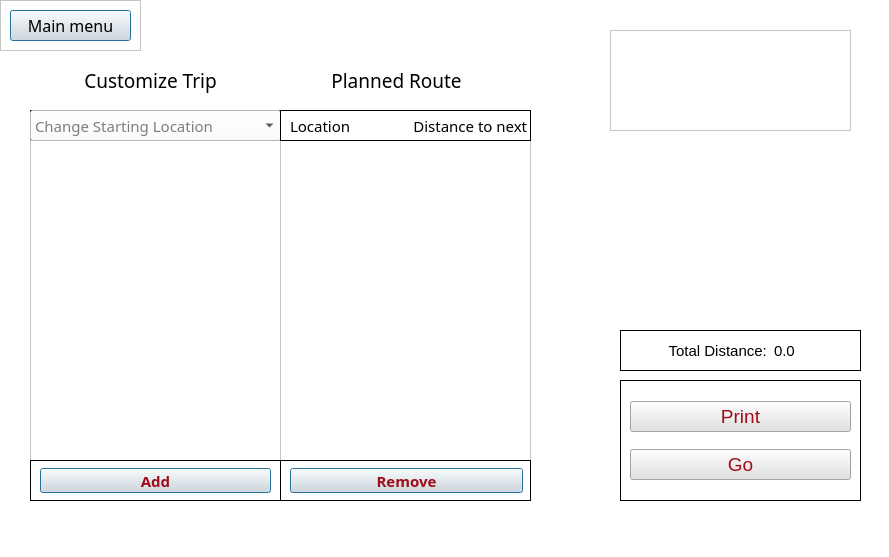
Before: the Qt Designer form customtrip.ui in DannyCamacho/SaddlebackEats, drawn with Qt 5.
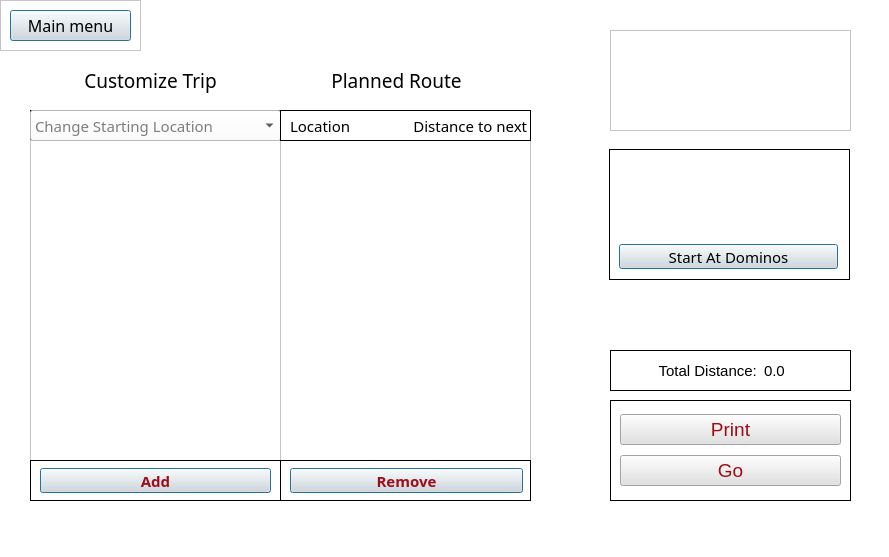
After: the same form once the commit is applied. Icons and pictures are not drawn.

Commit message: start at dominos button moved to customtrip.ui, shoppingcart.ui changes

What changed in the file:
```diff
--- a/customtrip.ui
+++ b/customtrip.ui
@@ -21,8 +21,8 @@
    <widget class="QFrame" name="frame_5">
     <property name="geometry">
      <rect>
-      <x>620</x>
-      <y>330</y>
+      <x>610</x>
+      <y>350</y>
       <width>241</width>
       <height>41</height>
      </rect>
@@ -727,10 +727,10 @@
    <widget class="QFrame" name="frame_4">
     <property name="geometry">
      <rect>
-      <x>620</x>
-      <y>380</y>
+      <x>610</x>
+      <y>400</y>
       <width>241</width>
-      <height>121</height>
+      <height>101</height>
      </rect>
     </property>
     <property name="font">
@@ -952,6 +952,112 @@
      </property>
     </widget>
    </widget>
+   <widget class="QFrame" name="frame_6">
+    <property name="geometry">
+     <rect>
+      <x>609</x>
+      <y>149</y>
+      <width>241</width>
+      <height>131</height>
+     </rect>
+    </property>
+    <property name="frameShape">
+     <enum>QFrame::Box</enum>
+    </property>
+    <property name="frameShadow">
+     <enum>QFrame::Plain</enum>
+    </property>
+    <widget class="QFrame" name="frame_9">
+     <property name="geometry">
+      <rect>
+       <x>0</x>
+       <y>0</y>
+       <width>240</width>
+       <height>80</height>
+      </rect>
+     </property>
+     <property name="styleSheet">
+      <string notr="true"/>
+     </property>
+     <property name="frameShape">
+      <enum>QFrame::Box</enum>
+     </property>
+     <property name="frameShadow">
+      <enum>QFrame::Plain</enum>
+     </property>
+     <widget class="QLabel" name="label">
+      <property name="geometry">
+       <rect>
+        <x>1</x>
+        <y>1</y>
+        <width>239</width>
+        <height>80</height>
+       </rect>
+      </property>
+      <property name="autoFillBackground">
+       <bool>false</bool>
+      </property>
+      <property name="styleSheet">
+       <string notr="true">border-image: url(:/rec/resources/dominos_ad.png);</string>
+      </property>
+      <property name="frameShape">
+       <enum>QFrame::NoFrame</enum>
+      </property>
+      <property name="lineWidth">
+       <number>1</number>
+      </property>
+      <property name="text">
+       <string/>
+      </property>
+     </widget>
+    </widget>
+    <widget class="QPushButton" name="pushButton_3">
+     <property name="geometry">
+      <rect>
+       <x>10</x>
+       <y>95</y>
+       <width>219</width>
+       <height>25</height>
+      </rect>
+     </property>
+     <property name="minimumSize">
+      <size>
+       <width>0</width>
+       <height>0</height>
+      </size>
+     </property>
+     <property name="maximumSize">
+      <size>
+       <width>16777215</width>
+       <height>16777215</height>
+      </size>
+     </property>
+     <property name="font">
+      <font>
+       <family>Bahnschrift</family>
+       <pointsize>11</pointsize>
+       <weight>50</weight>
+       <bold>false</bold>
+      </font>
+     </property>
+     <property name="styleSheet">
+      <string notr="true">background-color: rgb(225, 225, 225);
+color: rgb(0, 0, 0);</string>
+     </property>
+     <property name="text">
+      <string>Start At Dominos</string>
+     </property>
+     <property name="autoDefault">
+      <bool>true</bool>
+     </property>
+     <property name="default">
+      <bool>true</bool>
+     </property>
+     <property name="flat">
+      <bool>false</bool>
+     </property>
+    </widget>
+   </widget>
   </widget>
   <widget class="QMenuBar" name="menubar">
    <property name="geometry">
```
Left out of the diff: 14 changed lines with no effect on the pictures. The commit also changes 5 other files.
